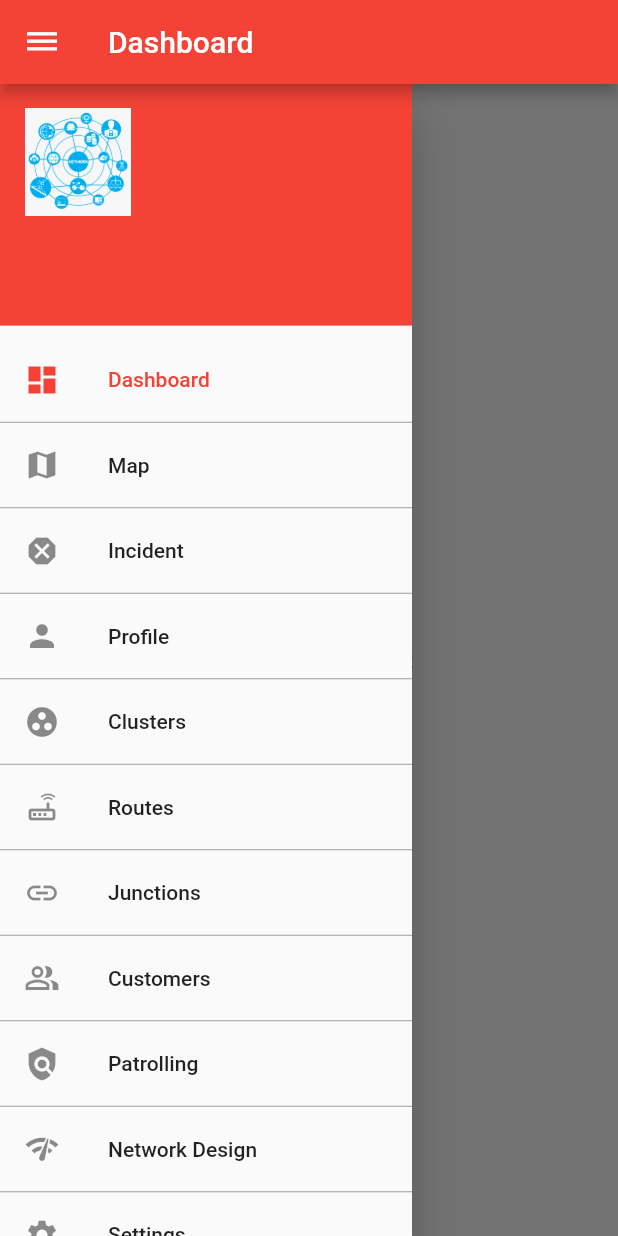
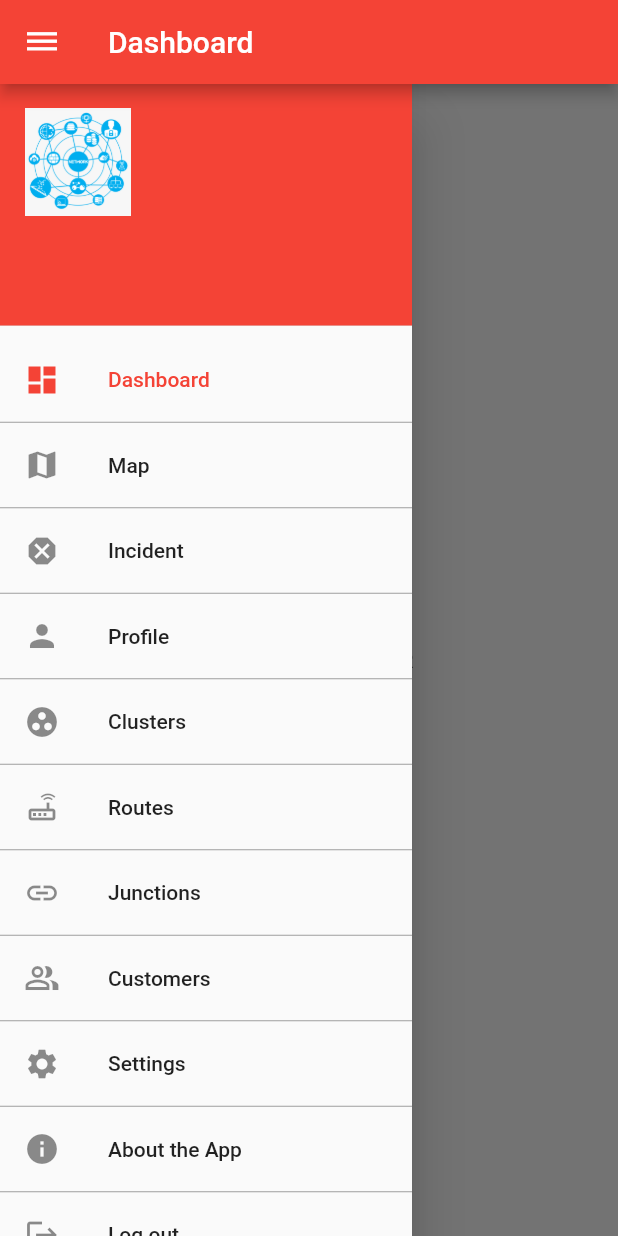
Before and after one commit to MartinMbae/sfc_network, a Flutter app: the HomePage screen opened directly, with the side drawer open, on a phone screen of 412 x 824 dp. Run offline on Flutter 3.47's test engine with Material 2 defaults, Android fonts, the phone set to English and light mode, and no system bars; our stand-ins replace flutter_form_builder, flutter_screenutil, google_fonts, google_maps_flutter, image_picker, shared_preferences; missing offline and left inert: ars_progress_dialog, flutter_awesome_alert_box; accounts and stored records are empty; statements that could not run were skipped.

```diff
--- a/lib/pages/home_page.dart
+++ b/lib/pages/home_page.dart
@@ -1,5 +1,6 @@
 import 'package:flutter/material.dart';
 import 'package:flutter_network/fragments/first_fragment.dart';
+import 'package:flutter_network/fragments/map_fragment.dart';
 import 'package:flutter_network/fragments/profile_page.dart';
 import 'package:flutter_network/fragments/report_incident.dart';
 import 'package:flutter_network/fragments/update_password.dart';
@@ -19,18 +20,15 @@ class DrawerItem {
 class HomePage extends StatefulWidget {
   final drawerItems = [
     DrawerItem(title: "Dashboard", icon: Icons.dashboard, tag: DASHBOARD),
-    DrawerItem(title: "Map", icon: Icons.map),
+    DrawerItem(title: "Map", icon: Icons.map, tag: MAP_FRAGMENT),
     DrawerItem(title: "Incident", icon: Icons.dangerous, tag: INCIDENTS),
     DrawerItem(title: "Profile", icon: Icons.person, tag: VIEW_PROFILE),
     DrawerItem(title: "Clusters", icon: Icons.group_work),
     DrawerItem(title: "Routes", icon: Icons.router_outlined),
     DrawerItem(title: "Junctions", icon: Icons.link),
     DrawerItem(title: "Customers", icon: Icons.people_alt_outlined),
-    DrawerItem(title: "Patrolling", icon: Icons.policy_sharp),
-    DrawerItem(title: "Network Design", icon: Icons.network_check),
     DrawerItem(title: "Settings", icon: Icons.settings),
     DrawerItem(title: "About the App", icon: Icons.info),
-    DrawerItem(title: "Profile", icon: Icons.person),
     DrawerItem(title: "Log out", icon: Icons.logout, tag: LOGOUT),
   ];
 
@@ -56,6 +54,8 @@ class HomePageState extends State<HomePage> {
         return ProfilePage(loggedInUser: loggedInUser,);
       case INCIDENTS:
         return ReportIncident();
+      case MAP_FRAGMENT:
+        return MapFragment();
       default:
         return Text("Error");
     }
@@ -115,7 +115,20 @@ class HomePageState extends State<HomePage> {
       return loggedInUser;
     }
 
-    return Scaffold(
+    return WillPopScope(
+      onWillPop: () async {
+       if (selectedDrawerTag == DASHBOARD)
+        return true;
+       else {
+         setState(() {
+           selectedDrawerTag = DASHBOARD ;
+           selectedDrawerIndex = 0;
+         });
+         return false;
+       }
+      },
+
+      child: Scaffold(
         primary: true,
         appBar: AppBar(
           title: Text(widget.drawerItems[selectedDrawerIndex].title),
@@ -171,6 +184,7 @@ class HomePageState extends State<HomePage> {
           ),
           body:   _getDrawerItemWidget(selectedDrawerTag),
         ),
+      ),
     );
   }
 }
--- a/lib/utils/constants.dart
+++ b/lib/utils/constants.dart
@@ -4,3 +4,4 @@ const String INCIDENTS = "incidents";
 const String LOGOUT = "logout";
 const String UPDATE_PROFILE = "update_profile";
 const String VIEW_PROFILE = "view_profile";
+const String MAP_FRAGMENT = "map";
--- a/pubspec.yaml
+++ b/pubspec.yaml
@@ -32,6 +32,7 @@ dependencies:
   shared_preferences: ^0.5.12+4
   flutter_form_builder: any
   image_picker: ^0.6.7+21
+  google_maps_flutter: ^1.1.1
 
 dev_dependencies:
   flutter_test:
```
Also changed, not shown: lib/fragments/map_fragment.dart (added, +34 -0 lines), lib/fragments/report_incident.dart (+19 -1 lines), pubspec.lock, 1 other file. Lines whose indentation alone changed are shown as unchanged.
